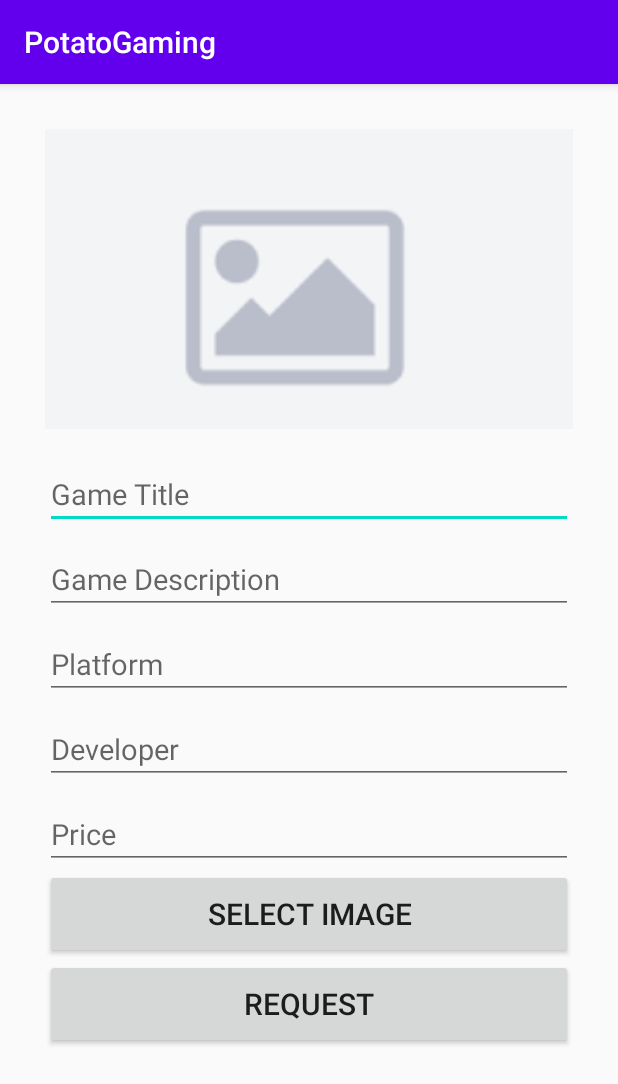
After one commit to Aaron-Cartier/PotatoGaming, an Android app: the requestActivity screen opened directly, with no data from a screen before it, on a phone screen of 412 x 824 dp. The commit adds this screen. Shown: the top 1084 px of the screen. Run offline under Robolectric (Android 15) with nearby library versions, the phone set to English and light mode, and no system bars; our stand-ins replace Firebase (no records; nobody signed in at launch, a user with empty details on screens opened directly).

Commit message:
commit 05 - Firebase cloud connected with the project, game request page created, UI is done, added a floating button on the home page which redirects to the game request page. Game request page is also working, it is uploading data to the firebase 100%, next part will be on retrieving the data from firebase and showing it in app

```diff
--- a/app/build.gradle
+++ b/app/build.gradle
@@ -1,4 +1,5 @@
 apply plugin: 'com.android.application'
+apply plugin: 'com.google.gms.google-services'
 
 android {
     compileSdkVersion 30
@@ -27,6 +28,9 @@ dependencies {
     implementation 'androidx.appcompat:appcompat:1.2.0'
     implementation 'androidx.constraintlayout:constraintlayout:2.0.4'
     implementation 'androidx.gridlayout:gridlayout:1.0.0'
+    implementation 'com.google.android.material:material:1.2.1'
+    implementation 'com.google.firebase:firebase-database:19.3.0'
+    implementation 'com.google.firebase:firebase-storage:19.1.1'
     testImplementation 'junit:junit:4.12'
     androidTestImplementation 'androidx.test.ext:junit:1.1.2'
     androidTestImplementation 'androidx.test.espresso:espresso-core:3.3.0'
--- a/app/src/main/AndroidManifest.xml
+++ b/app/src/main/AndroidManifest.xml
@@ -1,7 +1,7 @@
 <?xml version="1.0" encoding="utf-8"?>
 <manifest xmlns:android="http://schemas.android.com/apk/res/android"
     package="com.example.potatogaming">
-
+<uses-permission android:name="android.permission.READ_EXTERNAL_STORAGE"/>
     <application
         android:allowBackup="true"
         android:icon="@mipmap/ic_launcher"
@@ -9,7 +9,8 @@
         android:roundIcon="@mipmap/ic_launcher_round"
         android:supportsRtl="true"
         android:theme="@style/AppTheme">
-        <activity android:name=".MainActivity"/>
+        <activity android:name=".requestActivity"></activity>
+        <activity android:name=".MainActivity" />
         <activity android:name=".localDatabase" />
         <activity android:name=".splashActivity">
             <intent-filter>
--- a/app/src/main/java/com/example/potatogaming/MainActivity.java
+++ b/app/src/main/java/com/example/potatogaming/MainActivity.java
@@ -23,4 +23,8 @@ public class MainActivity extends AppCompatActivity {
             }
         });
     }
+
+    public void btnGameRequestPage(View view) {
+        startActivity(new Intent(this, requestActivity.class));
+    }
 }
--- /dev/null
+++ b/app/src/main/res/layout/activity_request.xml
@@ -0,0 +1,80 @@
+<?xml version="1.0" encoding="utf-8"?>
+<ScrollView xmlns:android="http://schemas.android.com/apk/res/android"
+    xmlns:app="http://schemas.android.com/apk/res-auto"
+    xmlns:tools="http://schemas.android.com/tools"
+    android:layout_width="match_parent"
+    android:layout_height="match_parent"
+    android:orientation="vertical"
+    tools:context=".requestActivity">
+
+    <LinearLayout
+        android:layout_width="match_parent"
+        android:layout_height="wrap_content"
+        android:padding="30dp"
+        android:orientation="vertical">
+
+        <ImageView
+            android:layout_width="match_parent"
+            android:layout_height="200dp"
+            android:scaleType="centerCrop"
+            android:id="@+id/gameImage"
+            android:src="@drawable/image_not_found"
+            />
+
+        <EditText
+            android:layout_width="match_parent"
+            android:layout_height="wrap_content"
+            android:hint="Game Title"
+            android:textSize="19sp"
+            android:layout_marginTop="20dp"
+            android:id="@+id/gameTitle"
+            />
+
+        <EditText
+            android:layout_width="match_parent"
+            android:layout_height="wrap_content"
+            android:hint="Game Description"
+            android:textSize="19sp"
+            android:layout_marginTop="10dp"
+            android:id="@+id/gameDescription"
+            />
+        <EditText
+            android:layout_width="match_parent"
+            android:layout_height="wrap_content"
+            android:hint="Platform"
+            android:textSize="19sp"
+            android:layout_marginTop="10dp"
+            android:id="@+id/gamePlatform"
+            />
+        <EditText
+            android:layout_width="match_parent"
+            android:layout_height="wrap_content"
+            android:hint="Developer"
+            android:textSize="19sp"
+            android:layout_marginTop="10dp"
+            android:id="@+id/gameDeveloper"
+            />
+        <EditText
+            android:layout_width="match_parent"
+            android:layout_height="wrap_content"
+            android:hint="Price"
+            android:textSize="19sp"
+            android:layout_marginTop="10dp"
+            android:id="@+id/gamePrice"
+            />
+        <Button
+            android:layout_width="match_parent"
+            android:layout_height="60dp"
+            android:text="Select Image"
+            android:textSize="20sp"
+            android:onClick="btnSelectImage"
+            />
+        <Button
+            android:layout_width="match_parent"
+            android:layout_height="60dp"
+            android:text="Request"
+            android:textSize="20sp"
+            android:onClick="btnRequest"
+            />
+    </LinearLayout>
+</ScrollView>
--- a/build.gradle
+++ b/build.gradle
@@ -6,6 +6,7 @@ buildscript {
     }
     dependencies {
         classpath "com.android.tools.build:gradle:4.0.1"
+        classpath 'com.google.gms:google-services:4.3.3'
 
         // NOTE: Do not place your application dependencies here; they belong
         // in the individual module build.gradle files
```
Also changed, not shown: app/src/main/java/com/example/potatogaming/gameRequest.java (added, +45 -0 lines), app/src/main/java/com/example/potatogaming/requestActivity.java (added, +127 -0 lines), app/src/main/res/drawable/ic_add.xml (added, +10 -0 lines), app/src/main/res/drawable/ic_upload.xml (added, +10 -0 lines), app/src/main/res/layout/activity_main.xml (+20 -3 lines), app/src/main/res/drawable-v24/image_not_found.png (added), 1 other file.
